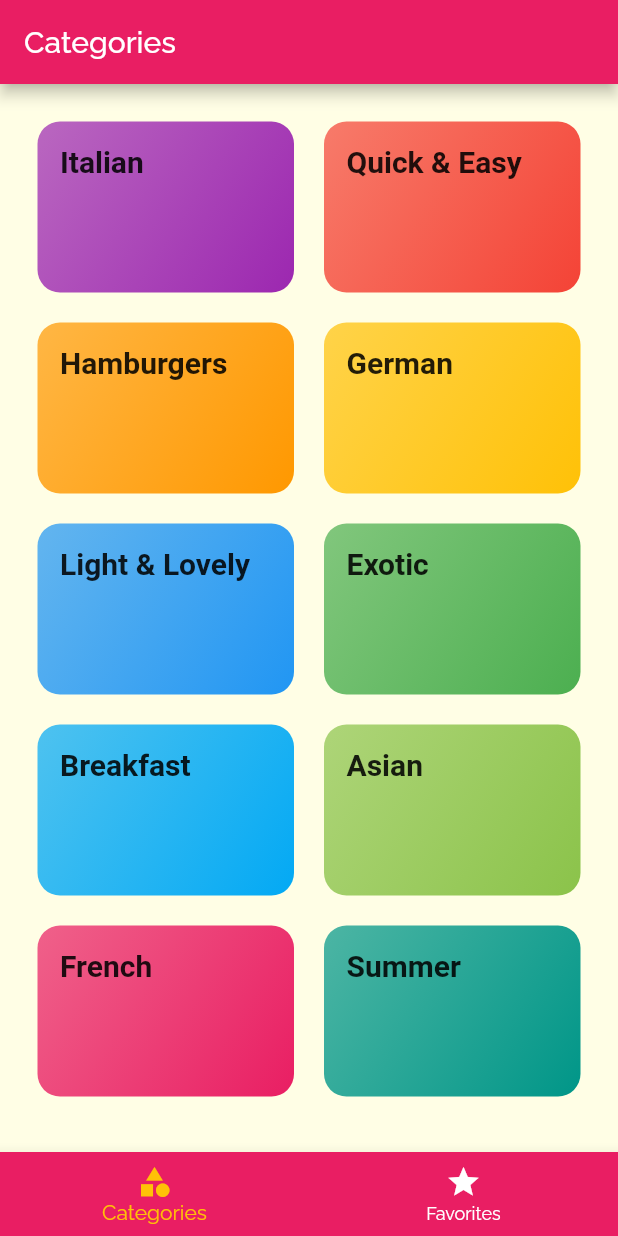
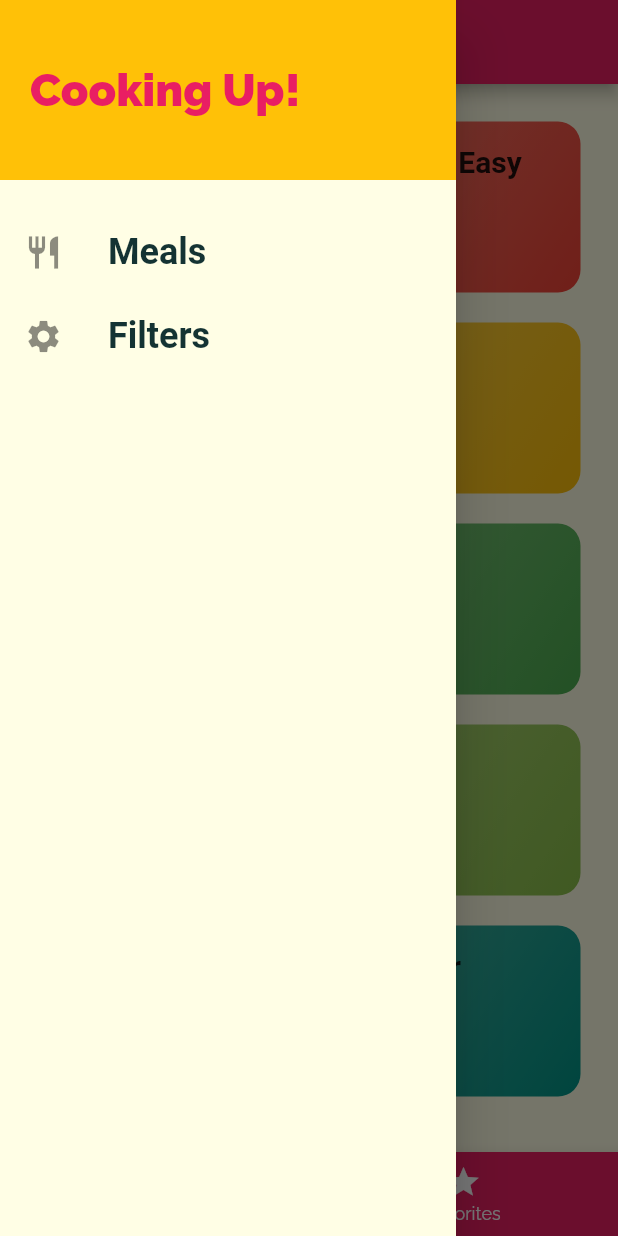
Before and after one commit to jvillarreal2016/Flutter_Project_3, a Flutter app: the screen it shows after launch, with the side drawer open (before the commit the screen has no drawer), on a phone screen of 412 x 824 dp. Run offline on Flutter 3.47's test engine with Material 2 defaults, Android fonts, the phone set to English and light mode, and no system bars; Roboto replaces fonts that are missing (RobotoCondensed).

Commit message:
added links to drawer widget

```diff
--- a/lib/main.dart
+++ b/lib/main.dart
@@ -1,4 +1,5 @@
 import 'package:flutter/material.dart';
+import 'package:flutter_project3/screens/filters_screen.dart';
 import './screens/tabs_screen.dart';
 import './screens/meals_detail_screen.dart';
 import './screens/categories_screen.dart';
@@ -13,7 +14,7 @@
       title: 'Deli Meals',
       theme: ThemeData(
         primarySwatch: Colors.pink,
-        accentColor: Colors.amber,
+        // colorScheme: Colors.amber,
         canvasColor: Color.fromRGBO(255, 254, 229, 1),
         fontFamily: 'Raleway',
         textTheme: ThemeData.light().textTheme.copyWith(
@@ -36,6 +37,7 @@
         '/': (ctx) => TabScreen(),
         CategoryMealsScreen.routeName: (ctx) => CategoryMealsScreen(),
         MealDetailScreen.routeName: (ctx) => MealDetailScreen(),
+        FiltersScreen.routeName: (ctx) => FiltersScreen(),
       },
       onUnknownRoute: (settings) {
         return MaterialPageRoute(builder: (ctx) => CategoriesScreen());
--- /dev/null
+++ b/lib/screens/filters_screen.dart
@@ -0,0 +1,12 @@
+import 'package:flutter/material.dart';
+
+class FiltersScreen extends StatelessWidget {
+  static const routeName = '/filters';
+
+  @override
+  Widget build(BuildContext context) {
+    return Center(
+      child: Text('Filters!'),
+    );
+  }
+}
--- a/lib/screens/tabs_screen.dart
+++ b/lib/screens/tabs_screen.dart
@@ -1,4 +1,5 @@
 import 'package:flutter/material.dart';
+import 'package:flutter_project3/widgets/main_drawer.dart';
 import '/screens/favorites_screen.dart';
 import 'categories_screen.dart';
 
@@ -29,6 +30,7 @@
       appBar: AppBar(
         title: Text(_pages[_selectedPageIndex]['title'] as String),
       ),
+      drawer: MainDrawer(),
       body: _pages[_selectedPageIndex]['page'] as Widget,
       bottomNavigationBar: BottomNavigationBar(
         onTap: _selectPage,
--- /dev/null
+++ b/lib/widgets/main_drawer.dart
@@ -0,0 +1,63 @@
+import 'package:flutter/material.dart';
+import 'package:flutter_project3/screens/filters_screen.dart';
+
+class MainDrawer extends StatelessWidget {
+  Widget buildListTile(String title, IconData icon, VoidCallback tapHandler) {
+    return ListTile(
+      leading: Icon(
+        icon,
+        size: 26,
+      ),
+      title: Text(
+        title,
+        style: TextStyle(
+          fontFamily: 'RobotoCondensed',
+          fontSize: 24,
+          fontWeight: FontWeight.bold,
+        ),
+      ),
+      onTap: tapHandler,
+    );
+  }
+
+  @override
+  Widget build(BuildContext context) {
+    return Drawer(
+      child: Column(
+        children: <Widget>[
+          Container(
+            height: 120,
+            width: double.infinity,
+            padding: EdgeInsets.all(20),
+            alignment: Alignment.centerLeft,
+            color: Colors.amber,
+            child: Text(
+              'Cooking Up!',
+              style: TextStyle(
+                  fontWeight: FontWeight.w900,
+                  fontSize: 30,
+                  color: Theme.of(context).primaryColor),
+            ),
+          ),
+          SizedBox(
+            height: 20,
+          ),
+          buildListTile(
+            'Meals',
+            Icons.restaurant,
+            () {
+              Navigator.of(context).pushNamed('/');
+            },
+          ),
+          buildListTile(
+            'Filters',
+            Icons.settings,
+            () {
+              Navigator.of(context).pushNamed(FiltersScreen.routeName);
+            },
+          ),
+        ],
+      ),
+    );
+  }
+}
```
